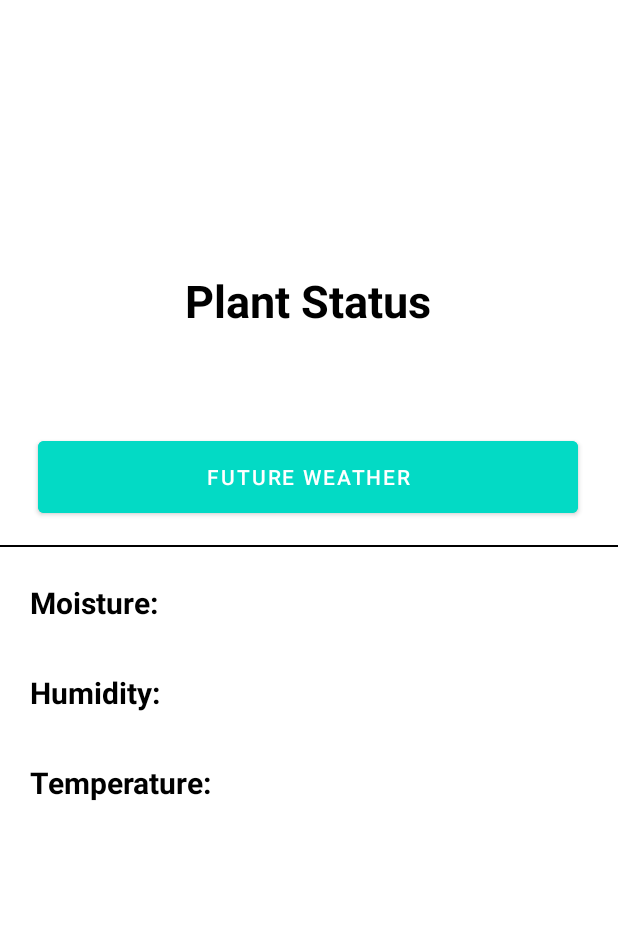
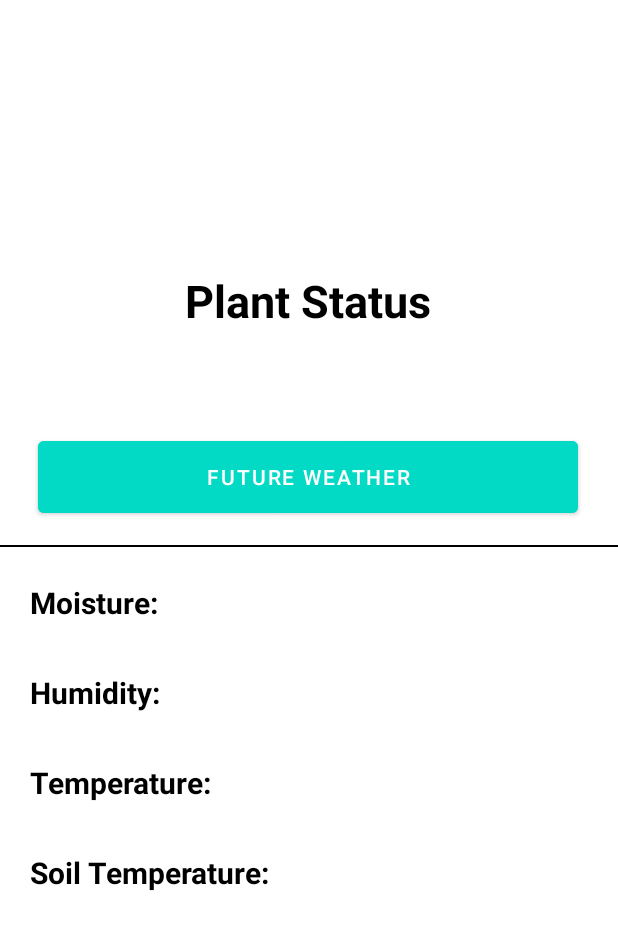
Before and after one commit to Thakur-Prateek/Krish-E, an Android app: the Plant screen opened directly, with no data from a screen before it, on a phone screen of 412 x 824 dp. Shown: the top 930 px of the screen. Run offline under Robolectric (Android 15) with nearby library versions, the phone set to English and light mode, and no system bars; our stand-ins replace Firebase (no records; nobody signed in at launch, a user with empty details on screens opened directly).

Commit message:
Login register and plant status without api of weather

```diff
--- a/app/src/main/java/com/example/krishe/Plant.java
+++ b/app/src/main/java/com/example/krishe/Plant.java
@@ -17,8 +17,8 @@ import com.google.firebase.database.ValueEventListener;
 
 public class Plant extends AppCompatActivity {
         FirebaseDatabase firebaseDatabase;
-        DatabaseReference databaseReferenceMoisture,databaseReferenceHumidity, databaseReferenceTemper;
-        private TextView idHumidity,idMoisture,idTemper;
+        DatabaseReference databaseReferenceMoisture,databaseReferenceHumidity, databaseReferenceTemper,databaseReferenceSoilTemp;
+        private TextView idHumidity,idMoisture,idTemper,idSoilTemp;
     @Override
     protected void onCreate(Bundle savedInstanceState) {
         super.onCreate(savedInstanceState);
@@ -28,13 +28,31 @@ public class Plant extends AppCompatActivity {
         databaseReferenceMoisture =firebaseDatabase.getReference("Moisture");
         databaseReferenceHumidity=firebaseDatabase.getReference("humidity");
         databaseReferenceTemper=firebaseDatabase.getReference("temperature");
+        databaseReferenceSoilTemp=firebaseDatabase.getReference("Soil Temperature");
         idHumidity =findViewById(R.id.idHumidity);
         idMoisture=findViewById(R.id.idMoisture);
         idTemper=findViewById(R.id.idTemper);
+        idSoilTemp=findViewById(R.id.idSoilTemp);
         getdataMoisture();
         getdataHumidity();
         getdataTemper();
+        getdataSoilTemp();
     }
+    private  void getdataSoilTemp(){
+        databaseReferenceSoilTemp.addValueEventListener(new ValueEventListener() {
+            @Override
+            public void onDataChange(@NonNull DataSnapshot snapshot) {
+                String value = snapshot.getValue(String.class);
+                idSoilTemp.setText(value);
+            }
+
+            @Override
+            public void onCancelled(@NonNull DatabaseError error) {
+                Toast.makeText(Plant.this, "Fail to get Data", Toast.LENGTH_SHORT).show();
+            }
+        });
+    }
+
     private void getdataTemper(){
         databaseReferenceTemper.addValueEventListener(new ValueEventListener() {
             @Override
--- a/app/src/main/res/layout/activity_plant.xml
+++ b/app/src/main/res/layout/activity_plant.xml
@@ -4,13 +4,11 @@
     xmlns:tools="http://schemas.android.com/tools"
     android:layout_width="match_parent"
     android:layout_height="match_parent"
-    android:background="@color/white"
-    tools:context=".ReadData">
+    android:background="@color/white">
 
     <androidx.constraintlayout.widget.ConstraintLayout
         android:layout_width="match_parent"
         android:layout_height="match_parent">
-
 
         <TextView
             android:id="@+id/textView2"
@@ -25,7 +23,6 @@
             app:layout_constraintHorizontal_bias="0.497"
             app:layout_constraintStart_toStartOf="parent"
             app:layout_constraintTop_toTopOf="parent" />
-
 
         <Button
             android:id="@+id/readdataBtn"
@@ -74,7 +71,6 @@
                 android:layout_marginStart="5dp"
                 android:textSize="20sp" />
 
-
         </LinearLayout>
 
         <LinearLayout
@@ -102,8 +98,6 @@
                 android:textColor="@color/black"
                 android:layout_marginStart="5dp"
                 android:textSize="20sp" />
-
-
         </LinearLayout>
 
         <LinearLayout
@@ -131,13 +125,34 @@
                 android:textColor="@color/black"
                 android:layout_marginStart="5dp"
                 android:textSize="20sp" />
-
-
         </LinearLayout>
 
+        <LinearLayout
+            android:layout_width="wrap_content"
+            android:layout_height="wrap_content"
+            android:orientation="horizontal"
+            android:layout_marginTop="220dp"
+            app:layout_constraintStart_toStartOf="parent"
+            app:layout_constraintTop_toBottomOf="@+id/readdataBtn">
 
+            <TextView
+                android:layout_width="wrap_content"
+                android:layout_height="wrap_content"
+                android:layout_marginStart="20dp"
+                android:text="Soil Temperature:"
+                android:textColor="@color/black"
+                android:textSize="20sp"
+                android:textStyle="bold" />
 
-
+            <TextView
+                android:id="@+id/idSoilTemp"
+                android:layout_width="wrap_content"
+                android:layout_height="wrap_content"
+                android:text=""
+                android:textColor="@color/black"
+                android:layout_marginStart="5dp"
+                android:textSize="20sp" />
+        </LinearLayout>
 
     </androidx.constraintlayout.widget.ConstraintLayout>
 
```
Also changed, not shown: app/src/main/res/layout/activity_login.xml (line endings or trailing spaces).
